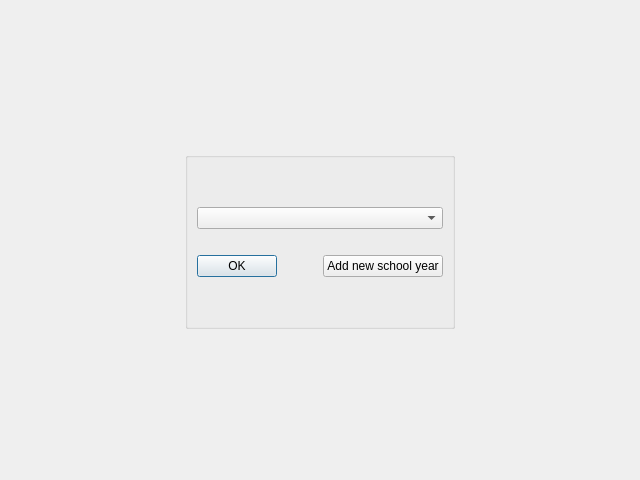
Nakuehe/Group_4, file LMS Qt Project/Moodle/staffsideview.ui: the form before one commit.
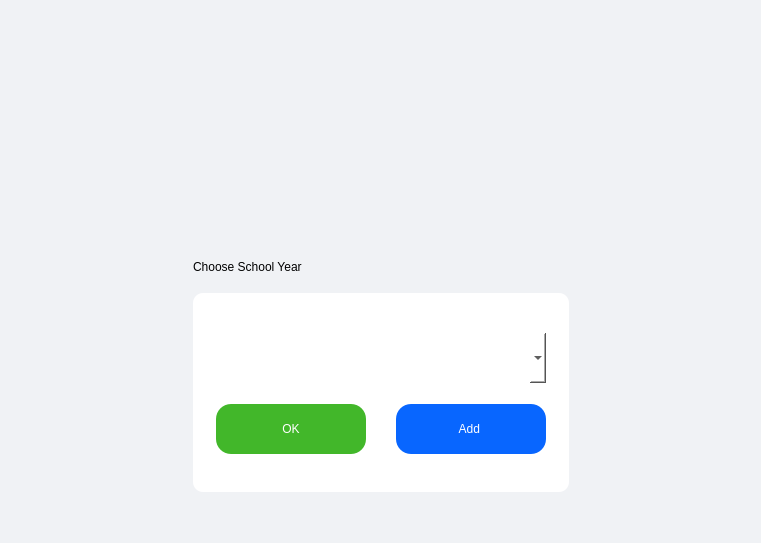
The form after the commit. Icons and pictures are not drawn.

```diff
--- a/LMS Qt Project/Moodle/staffsideview.ui
+++ b/LMS Qt Project/Moodle/staffsideview.ui
@@ -6,25 +6,59 @@
    <rect>
     <x>0</x>
     <y>0</y>
-    <width>640</width>
-    <height>480</height>
+    <width>761</width>
+    <height>543</height>
    </rect>
   </property>
   <property name="windowTitle">
    <string>Dialog</string>
   </property>
+  <property name="styleSheet">
+   <string notr="true">background-color:#F0F2F5;
+</string>
+  </property>
   <layout class="QGridLayout" name="gridLayout_2">
    <item row="0" column="0">
+    <layout class="QVBoxLayout" name="verticalLayout_4">
+     <item>
+      <widget class="QLabel" name="logo_lable">
+       <property name="maximumSize">
+        <size>
+         <width>16777215</width>
+         <height>200</height>
+        </size>
+       </property>
+       <property name="text">
+        <string/>
+       </property>
+       <property name="pixmap">
+        <pixmap resource="images.qrc">:/asset/loginpageAsset/FITLogo.png</pixmap>
+       </property>
+       <property name="scaledContents">
+        <bool>false</bool>
+       </property>
+       <property name="alignment">
+        <set>Qt::AlignCenter</set>
+       </property>
+       <property name="margin">
+        <number>0</number>
+       </property>
+      </widget>
+     </item>
+     <item>
     <layout class="QVBoxLayout" name="verticalLayout_3">
      <item>
       <spacer name="verticalSpacer_4">
        <property name="orientation">
         <enum>Qt::Vertical</enum>
        </property>
+         <property name="sizeType">
+          <enum>QSizePolicy::Fixed</enum>
+         </property>
        <property name="sizeHint" stdset="0">
         <size>
          <width>20</width>
-         <height>40</height>
+           <height>20</height>
         </size>
        </property>
       </spacer>
@@ -45,51 +79,130 @@
         </spacer>
        </item>
        <item>
+          <layout class="QVBoxLayout" name="verticalLayout_2">
+           <property name="topMargin">
+            <number>10</number>
+           </property>
+           <item>
+            <widget class="QLabel" name="greeting_label">
+             <property name="maximumSize">
+              <size>
+               <width>16777215</width>
+               <height>40</height>
+              </size>
+             </property>
+             <property name="text">
+              <string>Choose School Year</string>
+             </property>
+            </widget>
+           </item>
+           <item>
         <widget class="QGroupBox" name="groupBox">
+             <property name="minimumSize">
+              <size>
+               <width>350</width>
+               <height>0</height>
+              </size>
+             </property>
+             <property name="styleSheet">
+              <string notr="true">background-color:#FFFFFF;
+border-radius: 10px;
+background-color: #FFFFFF</string>
+             </property>
          <property name="title">
           <string/>
          </property>
          <layout class="QGridLayout" name="gridLayout">
-          <item row="1" column="0">
-           <layout class="QVBoxLayout" name="verticalLayout_2">
-            <item>
-             <spacer name="verticalSpacer_2">
-              <property name="orientation">
-               <enum>Qt::Vertical</enum>
+              <property name="leftMargin">
+               <number>20</number>
               </property>
-              <property name="sizeType">
-               <enum>QSizePolicy::Fixed</enum>
+              <property name="topMargin">
+               <number>15</number>
               </property>
-              <property name="sizeHint" stdset="0">
-               <size>
-                <width>20</width>
-                <height>20</height>
-               </size>
+              <property name="rightMargin">
+               <number>20</number>
               </property>
-             </spacer>
-            </item>
-            <item>
+              <property name="bottomMargin">
+               <number>15</number>
+              </property>
+              <item row="0" column="0">
              <layout class="QVBoxLayout" name="verticalLayout">
               <item>
-               <widget class="QComboBox" name="school_year_box"/>
+                 <widget class="QComboBox" name="school_year_box">
+                  <property name="minimumSize">
+                   <size>
+                    <width>0</width>
+                    <height>50</height>
+                   </size>
+                  </property>
+                  <property name="autoFillBackground">
+                   <bool>false</bool>
+                  </property>
+                  <property name="styleSheet">
+                   <string notr="true">/*
+QComboBox { 
+	border: 1px solid rgb(212, 212, 212); 
+	border-radius: 25px; 
+	color: black; 
+	padding-left: 15px; 
+}
+
+QComboBox:focus {
+    color: black;
+	border: 1px solid blue; 
+}
+
+QComboBox::down-arrow { 
+	image: url(qrc:/Asset/staffViewAsset/arrow-down-3101.svg);
+} */
+</string>
+                  </property>
+                 </widget>
               </item>
               <item>
                <spacer name="verticalSpacer">
                 <property name="orientation">
                  <enum>Qt::Vertical</enum>
                 </property>
+                  <property name="sizeType">
+                   <enum>QSizePolicy::Fixed</enum>
+                  </property>
                 <property name="sizeHint" stdset="0">
                  <size>
-                  <width>20</width>
-                  <height>20</height>
+                    <width>293</width>
+                    <height>15</height>
                  </size>
                 </property>
                </spacer>
               </item>
               <item>
                <layout class="QHBoxLayout" name="horizontalLayout">
+                  <property name="spacing">
+                   <number>0</number>
+                  </property>
                 <item>
                  <widget class="QPushButton" name="confirm_button">
+                    <property name="minimumSize">
+                     <size>
+                      <width>150</width>
+                      <height>50</height>
+                     </size>
+                    </property>
+                    <property name="styleSheet">
+                     <string notr="true">QPushButton {
+    background-color: #42b72a;
+    border-width: 2px;
+    border-radius: 15px;
+    border-color: #42b72a;
+	color: white;
+}
+
+QPushButton:hover {
+    background-color: #37a520;
+    border-color: #37a520;
+	color: white;
+}</string>
+                    </property>
                   <property name="text">
                    <string>OK</string>
                   </property>
@@ -100,9 +213,12 @@
                   <property name="orientation">
                    <enum>Qt::Horizontal</enum>
                   </property>
+                    <property name="sizeType">
+                     <enum>QSizePolicy::Fixed</enum>
+                    </property>
                   <property name="sizeHint" stdset="0">
                    <size>
-                    <width>40</width>
+                      <width>30</width>
                     <height>20</height>
                    </size>
                   </property>
@@ -110,39 +226,40 @@
                 </item>
                 <item>
                  <widget class="QPushButton" name="add_school_year_button">
-                  <property name="text">
-                   <string>Add new school year</string>
-                  </property>
-                 </widget>
-                </item>
-               </layout>
-              </item>
-             </layout>
-            </item>
-            <item>
-             <spacer name="verticalSpacer_3">
-              <property name="orientation">
-               <enum>Qt::Vertical</enum>
-              </property>
-              <property name="sizeHint" stdset="0">
+                    <property name="minimumSize">
                <size>
-                <width>20</width>
-                <height>40</height>
-               </size>
-              </property>
-             </spacer>
-            </item>
-           </layout>
-          </item>
-          <item row="0" column="0">
-           <widget class="QLabel" name="label">
+                      <width>150</width>
+                      <height>50</height>
+                     </size>
+                    </property>
+                    <property name="styleSheet">
+                     <string notr="true">QPushButton {
+    background-color: #0866FF;
+    border-width: 2px;
+    border-radius: 15px;
+    border-color: #0866FF;
+	color: white;
+}
+
+QPushButton:hover {
+    background-color: #038EFF;
+    border-color: #038EFF;
+	color: white;
+}</string>
+                    </property>
             <property name="text">
-             <string/>
+                     <string>Add </string>
             </property>
            </widget>
           </item>
          </layout>
-        </widget>
+                </item>
+               </layout>
+              </item>
+             </layout>
+            </widget>
+           </item>
+          </layout>
        </item>
        <item>
         <spacer name="horizontalSpacer_2">
@@ -164,6 +281,9 @@
        <property name="orientation">
         <enum>Qt::Vertical</enum>
        </property>
+         <property name="sizeType">
+          <enum>QSizePolicy::Fixed</enum>
+         </property>
        <property name="sizeHint" stdset="0">
         <size>
          <width>20</width>
@@ -175,6 +295,8 @@
     </layout>
    </item>
   </layout>
+   </item>
+  </layout>
  </widget>
  <resources/>
  <connections/>
```
Left out of the diff: 4 changed lines with no effect on the pictures. Lines whose indentation alone changed are shown as unchanged.
